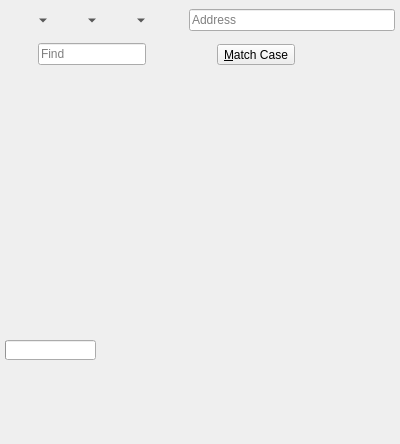
Above: 2.x/UI/dooble_page.ui from textbrowser/dooble before the change. Below: the same form after it.
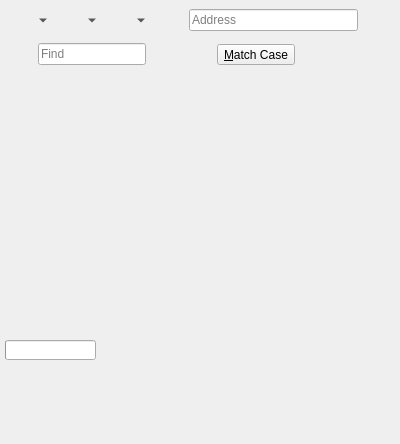
That is the form after the change. Custom widgets are drawn as their Qt base class.

Patch:
```diff
--- a/2.x/UI/dooble_page.ui
+++ b/2.x/UI/dooble_page.ui
@@ -132,6 +132,25 @@
        </property>
       </widget>
      </item>
+     <item>
+      <widget class="QToolButton" name="authenticate">
+       <property name="toolTip">
+        <string>Authenticate Dooble Credentials</string>
+       </property>
+       <property name="text">
+        <string/>
+       </property>
+       <property name="iconSize">
+        <size>
+         <width>24</width>
+         <height>24</height>
+        </size>
+       </property>
+       <property name="autoRaise">
+        <bool>true</bool>
+       </property>
+      </widget>
+     </item>
     </layout>
    </item>
    <item>
```
Left out of the diff: 2 changed lines with no effect on the pictures.
